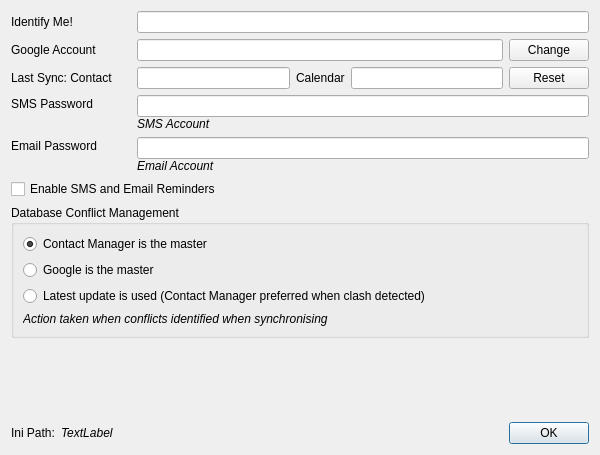
Old version of the form configuration.ui in the repository trumpton/ContactManager.
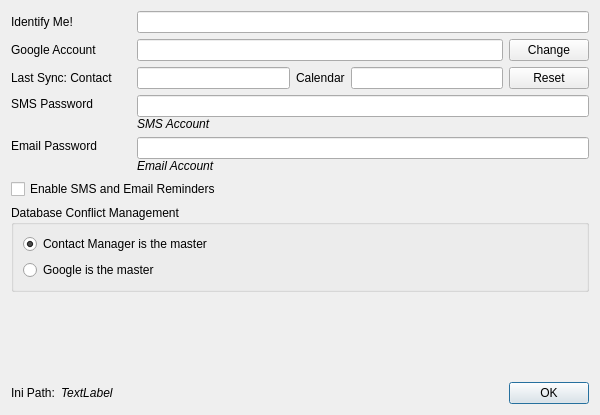
New version of the form. Custom widgets are drawn as their Qt base class.

Commit message: Use google people api for contacts

```diff
--- a/configuration.ui
+++ b/configuration.ui
@@ -7,7 +7,7 @@
     <x>0</x>
     <y>0</y>
     <width>600</width>
-    <height>455</height>
+    <height>415</height>
    </rect>
   </property>
   <property name="sizePolicy">
@@ -383,40 +383,6 @@
           </property>
          </widget>
         </item>
-        <item>
-         <widget class="QRadioButton" name="conflictLatest">
-          <property name="sizePolicy">
-           <sizepolicy hsizetype="Expanding" vsizetype="Fixed">
-            <horstretch>0</horstretch>
-            <verstretch>0</verstretch>
-           </sizepolicy>
-          </property>
-          <property name="text">
-           <string>Latest update is used (Contact Manager preferred when clash detected)</string>
-          </property>
-          <property name="checked">
-           <bool>false</bool>
-          </property>
-         </widget>
-        </item>
-        <item>
-         <widget class="QLabel" name="label_8">
-          <property name="sizePolicy">
-           <sizepolicy hsizetype="Expanding" vsizetype="Preferred">
-            <horstretch>0</horstretch>
-            <verstretch>0</verstretch>
-           </sizepolicy>
-          </property>
-          <property name="font">
-           <font>
-            <italic>true</italic>
-           </font>
-          </property>
-          <property name="text">
-           <string>Action taken when conflicts identified when synchronising</string>
-          </property>
-         </widget>
-        </item>
        </layout>
       </item>
      </layout>
```
The commit also changes 31 other files.
